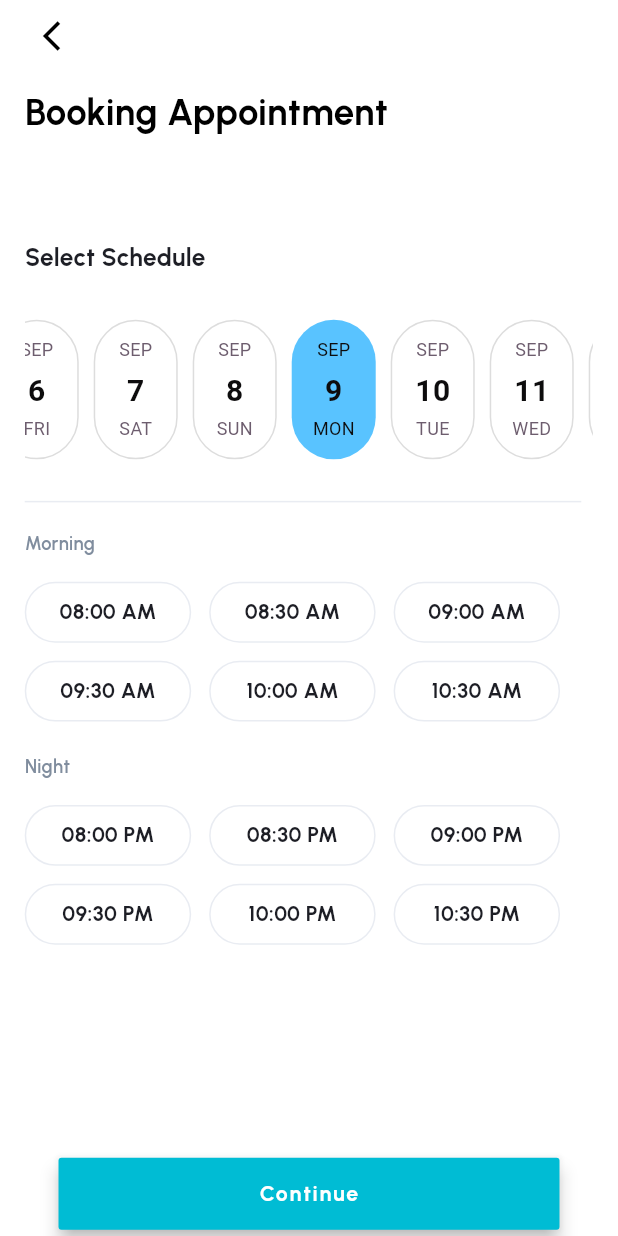
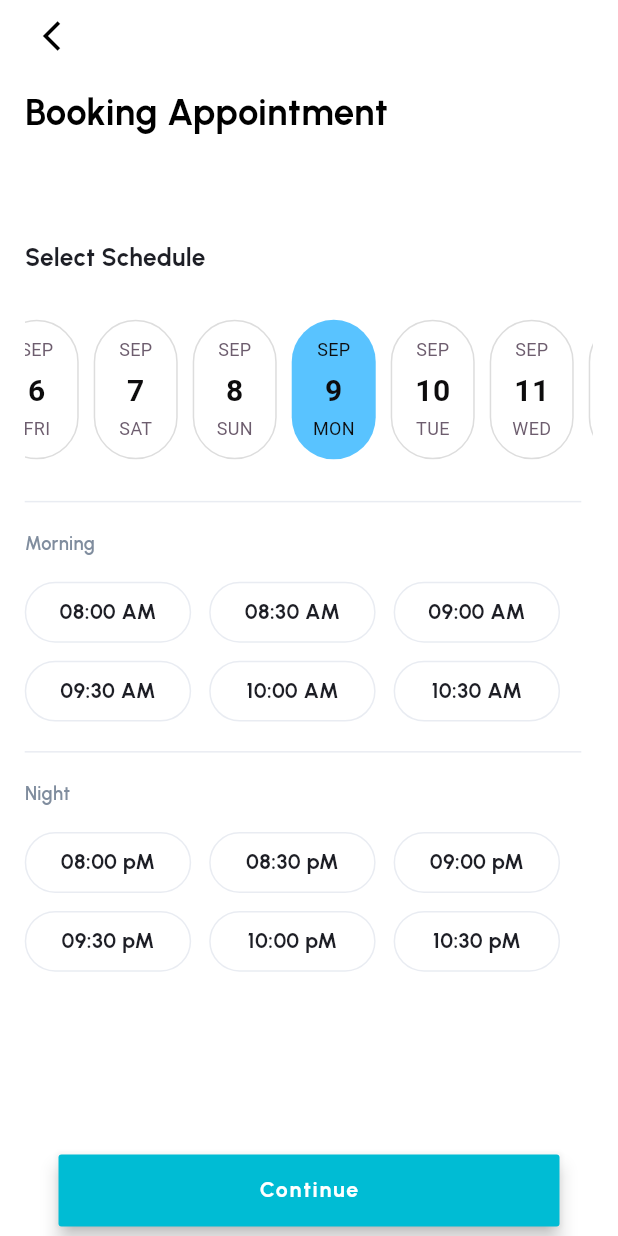
Before and after one commit to arbabhussain7/EhealthCare., a Flutter app: the BookingStepTwo screen opened directly, on a phone screen of 412 x 824 dp. Run offline on Flutter 3.47's test engine with Material 3 defaults, Android fonts, the phone set to English and light mode, and no system bars; drawn by our look-alikes of easy_date_timeline; our stand-ins replace flutter_rating_bar, flutter_screenutil, get, google_fonts, pinput; missing offline and left inert: svg_icon.

Commit message:
make Appointment UI

```diff
--- a/lib/main.dart
+++ b/lib/main.dart
@@ -11,17 +11,14 @@ class MyApp extends StatelessWidget {
 
   @override
   Widget build(BuildContext context) {
-    //Set the fit size (Find your UI design, look at the dimensions of the device screen and fill it in,unit in dp)
     return ScreenUtilInit(
       designSize: const Size(375, 812),
       minTextAdapt: true,
       splitScreenMode: true,
-      // Use builder only if you need to use library outside ScreenUtilInit context
       builder: (_, child) {
         return GetMaterialApp(
             debugShowCheckedModeBanner: false,
             title: 'First Method',
-            // You can use the library anywhere in the app even in theme
             theme: ThemeData(
               scaffoldBackgroundColor: whiteColor,
               primarySwatch: Colors.blue,
--- a/lib/views/Book1/Book2.dart
+++ b/lib/views/Book1/Book2.dart
@@ -15,44 +15,74 @@ class BookingStepTwo extends StatefulWidget {
 }
 
 class _BookingStepTwoState extends State<BookingStepTwo> {
+  DateTime? selectedDay; // Nullable DateTime for selected date
+  String? selectedTime; // Nullable string to store the selected time
+
+  // List of available times
+  final List<String> morningTimes = [
+    "08:00 AM",
+    "08:30 AM",
+    "09:00 AM",
+    "09:30 AM",
+    "10:00 AM",
+    "10:30 AM"
+  ];
+  final List<String> nightTimes = [
+    "08:00 pM",
+    "08:30 pM",
+    "09:00 pM",
+    "09:30 pM",
+    "10:00 pM",
+    "10:30 pM"
+  ];
+
   @override
   Widget build(BuildContext context) {
     return Scaffold(
       body: SafeArea(
+        child: SingleChildScrollView(
           child: Padding(
             padding: EdgeInsets.symmetric(horizontal: 15.w),
             child: Column(
               crossAxisAlignment: CrossAxisAlignment.start,
               children: [
                 IconButton(
-                  onPressed: () {},
+                  onPressed: () {
+                    // Add navigation logic here if necessary
+                  },
                   icon: const Icon(
                     Icons.arrow_back_ios,
                     color: blackColor,
-                  )),
-              SizedBox(
-                height: 12.h,
                   ),
+                ),
+                SizedBox(height: 12.h),
                 Text(
                   "Booking Appointment",
                   style: GoogleFonts.urbanist(
                     fontSize: 24.sp,
                     fontWeight: FontWeight.w700,
-                    color: blackColor),
+                    color: blackColor,
                   ),
-              SizedBox(
-                height: 72.h,
                 ),
+                SizedBox(height: 72.h),
                 Text(
                   "Select Schedule",
                   style: GoogleFonts.urbanist(
                     fontSize: 16.sp,
                     fontWeight: FontWeight.w700,
-                    color: textColor),
+                    color: textColor,
                   ),
+                ),
+                // Corrected Timeline Widget with the right callback signature
                 EasyDateTimeLine(
                   initialDate: DateTime.now(),
                   activeColor: cyanColor,
+                  onDateChange: (date) {
+                    // This callback only accepts a DateTime parameter
+                    setState(() {
+                      selectedDay = date; // Update selected date
+                    });
+                  },
                   headerProps: const EasyHeaderProps(
                     showHeader: true,
                     centerHeader: false,
@@ -74,264 +104,117 @@ class _BookingStepTwoState extends State<BookingStepTwo> {
                     separatorPadding: 10.0, // padding between days
                   ),
                 ),
-              SizedBox(
-                height: 12.h,
-              ),
-              const Divider(
-                endIndent: 8,
-                color: silverColor,
-              ),
-              SizedBox(
-                height: 12.h,
-              ),
+                SizedBox(height: 12.h),
+                const Divider(endIndent: 8, color: silverColor),
+                SizedBox(height: 12.h),
                 Text(
                   "Morning",
                   style: GoogleFonts.urbanist(
                     fontSize: 12.sp,
                     color: greyColor,
-                    fontWeight: FontWeight.w600),
+                    fontWeight: FontWeight.w600,
                   ),
-              SizedBox(
-                height: 18.h,
                 ),
+                SizedBox(height: 18.h),
                 Wrap(
                   runSpacing: 12,
                   spacing: 12,
-                children: [
-                  Container(
+                  children: morningTimes.map((time) {
+                    return GestureDetector(
+                      onTap: () {
+                        setState(() {
+                          selectedTime = time; // Update selected time
+                        });
+                      },
+                      child: Container(
                         width: 101.w,
                         height: 40.h,
                         decoration: BoxDecoration(
                           border: Border.all(color: silverColor),
-                        borderRadius: BorderRadiusDirectional.circular(22.r)),
+                          borderRadius: BorderRadiusDirectional.circular(22.r),
+                          color: selectedTime == time
+                              ? cyanColor
+                              : Colors.transparent,
+                        ),
                         child: Align(
                           alignment: Alignment.center,
                           child: Text(
-                        "08:00 AM",
+                            time,
                             style: GoogleFonts.urbanist(
                               fontSize: 14.sp,
                               fontWeight: FontWeight.w700,
-                            color: textColor),
+                              color: selectedTime == time
+                                  ? Colors.white
+                                  : textColor,
                             ),
                           ),
                         ),
-                  Container(
-                    width: 101.w,
-                    height: 40.h,
-                    decoration: BoxDecoration(
-                        border: Border.all(color: silverColor),
-                        borderRadius: BorderRadiusDirectional.circular(22.r)),
-                    child: Align(
-                      alignment: Alignment.center,
-                      child: Text(
-                        "08:30 AM",
-                        style: GoogleFonts.urbanist(
-                            fontSize: 14.sp,
-                            fontWeight: FontWeight.w700,
-                            color: textColor),
                       ),
+                    );
+                  }).toList(),
                 ),
-                  ),
-                  Container(
-                    width: 101.w,
-                    height: 40.h,
-                    decoration: BoxDecoration(
-                        border: Border.all(color: silverColor),
-                        borderRadius: BorderRadiusDirectional.circular(22.r)),
-                    child: Align(
-                      alignment: Alignment.center,
-                      child: Text(
-                        "09:00 AM",
-                        style: GoogleFonts.urbanist(
-                            fontSize: 14.sp,
-                            fontWeight: FontWeight.w700,
-                            color: textColor),
-                      ),
-                    ),
-                  ),
-                  Container(
-                    width: 101.w,
-                    height: 40.h,
-                    decoration: BoxDecoration(
-                        border: Border.all(color: silverColor),
-                        borderRadius: BorderRadiusDirectional.circular(22.r)),
-                    child: Align(
-                      alignment: Alignment.center,
-                      child: Text(
-                        "09:30 AM",
-                        style: GoogleFonts.urbanist(
-                            fontSize: 14.sp,
-                            fontWeight: FontWeight.w700,
-                            color: textColor),
-                      ),
-                    ),
-                  ),
-                  Container(
-                    width: 101.w,
-                    height: 40.h,
-                    decoration: BoxDecoration(
-                        border: Border.all(color: silverColor),
-                        borderRadius: BorderRadiusDirectional.circular(22.r)),
-                    child: Align(
-                      alignment: Alignment.center,
-                      child: Text(
-                        "10:00 AM",
-                        style: GoogleFonts.urbanist(
-                            fontSize: 14.sp,
-                            fontWeight: FontWeight.w700,
-                            color: textColor),
-                      ),
-                    ),
-                  ),
-                  Container(
-                    width: 101.w,
-                    height: 40.h,
-                    decoration: BoxDecoration(
-                        border: Border.all(color: silverColor),
-                        borderRadius: BorderRadiusDirectional.circular(22.r)),
-                    child: Align(
-                      alignment: Alignment.center,
-                      child: Text(
-                        "10:30 AM",
-                        style: GoogleFonts.urbanist(
-                            fontSize: 14.sp,
-                            fontWeight: FontWeight.w700,
-                            color: textColor),
-                      ),
-                    ),
-                  )
-                ],
-              ),
-              SizedBox(
-                height: 22.h,
-              ),
+                SizedBox(height: 12.h),
+                const Divider(endIndent: 8, color: silverColor),
+                SizedBox(height: 12.h),
                 Text(
                   "Night",
                   style: GoogleFonts.urbanist(
                     fontSize: 12.sp,
                     color: greyColor,
-                    fontWeight: FontWeight.w600),
+                    fontWeight: FontWeight.w600,
                   ),
-              SizedBox(
-                height: 18.h,
                 ),
+                SizedBox(height: 18.h),
                 Wrap(
                   runSpacing: 12,
                   spacing: 12,
-                children: [
-                  Container(
+                  children: nightTimes.map((time) {
+                    return GestureDetector(
+                      onTap: () {
+                        setState(() {
+                          selectedTime = time; // Update selected time
+                        });
+                      },
+                      child: Container(
                         width: 101.w,
                         height: 40.h,
                         decoration: BoxDecoration(
                           border: Border.all(color: silverColor),
-                        borderRadius: BorderRadiusDirectional.circular(22.r)),
+                          borderRadius: BorderRadiusDirectional.circular(22.r),
+                          color: selectedTime == time
+                              ? cyanColor
+                              : Colors.transparent,
+                        ),
                         child: Align(
                           alignment: Alignment.center,
                           child: Text(
-                        "08:00 PM",
+                            time,
                             style: GoogleFonts.urbanist(
                               fontSize: 14.sp,
                               fontWeight: FontWeight.w700,
-                            color: textColor),
+                              color: selectedTime == time
+                                  ? Colors.white
+                                  : textColor,
                             ),
                           ),
                         ),
-                  Container(
-                    width: 101.w,
-                    height: 40.h,
-                    decoration: BoxDecoration(
-                        border: Border.all(color: silverColor),
-                        borderRadius: BorderRadiusDirectional.circular(22.r)),
-                    child: Align(
-                      alignment: Alignment.center,
-                      child: Text(
-                        "08:30 PM",
-                        style: GoogleFonts.urbanist(
-                            fontSize: 14.sp,
-                            fontWeight: FontWeight.w700,
-                            color: textColor),
                       ),
+                    );
+                  }).toList(),
                 ),
+                SizedBox(height: 120.h),
+                // Continue button logic
+                CustomButton(
+                  text: "Continue",
+                  onPressed: (selectedDay != null && selectedTime != null)
+                      ? () {
+                          // Navigate to the next step if both day and time are selected
+                          Get.to(() => const BookingStepThree());
+                        }
+                      : () {}, // Provide a no-op function if both are not selected
                 ),
-                  Container(
-                    width: 101.w,
-                    height: 40.h,
-                    decoration: BoxDecoration(
-                        border: Border.all(color: silverColor),
-                        borderRadius: BorderRadiusDirectional.circular(22.r)),
-                    child: Align(
-                      alignment: Alignment.center,
-                      child: Text(
-                        "09:00 PM",
-                        style: GoogleFonts.urbanist(
-                            fontSize: 14.sp,
-                            fontWeight: FontWeight.w700,
-                            color: textColor),
-                      ),
-                    ),
-                  ),
-                  Container(
-                    width: 101.w,
-                    height: 40.h,
-                    decoration: BoxDecoration(
-                        border: Border.all(color: silverColor),
-                        borderRadius: BorderRadiusDirectional.circular(22.r)),
-                    child: Align(
-                      alignment: Alignment.center,
-                      child: Text(
-                        "09:30 PM",
-                        style: GoogleFonts.urbanist(
-                            fontSize: 14.sp,
-                            fontWeight: FontWeight.w700,
-                            color: textColor),
-                      ),
-                    ),
-                  ),
-                  Container(
-                    width: 101.w,
-                    height: 40.h,
-                    decoration: BoxDecoration(
-                        border: Border.all(color: silverColor),
-                        borderRadius: BorderRadiusDirectional.circular(22.r)),
-                    child: Align(
-                      alignment: Alignment.center,
-                      child: Text(
-                        "10:00 PM",
-                        style: GoogleFonts.urbanist(
-                            fontSize: 14.sp,
-                            fontWeight: FontWeight.w700,
-                            color: textColor),
-                      ),
-                    ),
-                  ),
-                  Container(
-                    width: 101.w,
-                    height: 40.h,
-                    decoration: BoxDecoration(
-                        border: Border.all(color: silverColor),
-                        borderRadius: BorderRadiusDirectional.circular(22.r)),
-                    child: Align(
-                      alignment: Alignment.center,
-                      child: Text(
-                        "10:30 PM",
-                        style: GoogleFonts.urbanist(
-                            fontSize: 14.sp,
-                            fontWeight: FontWeight.w700,
-                            color: textColor),
-                      ),
-                    ),
-                  )
               ],
             ),
-              SizedBox(
-                height: 140.h,
-              ),
-              CustomButton(
-                  text: "Continue",
-                  onPressed: () {
-                    Get.to(() => const BookingStepThree());
-                  })
-            ],
           ),
         ),
       ),
--- a/lib/views/Book1/Book3.dart
+++ b/lib/views/Book1/Book3.dart
@@ -1,7 +1,6 @@
 import 'package:flutter/material.dart';
 import 'package:flutter_screenutil/flutter_screenutil.dart';
 import 'package:get/get.dart';
-import 'package:get/get_core/src/get_main.dart';
 import 'package:google_fonts/google_fonts.dart';
 import 'package:healthcare/constant/colors_const.dart';
 import 'package:healthcare/views/Book1/Book4.dart';
@@ -15,6 +14,7 @@ class BookingStepThree extends StatefulWidget {
 }
 
 class _BookingStepThreeState extends State<BookingStepThree> {
+  // List of diseases
   final List<String> listOfDiease = [
     'Appendicitis',
     'Backache',
@@ -24,8 +24,11 @@ class _BookingStepThreeState extends State<BookingStepThree> {
     'Cough',
     'Diarrhea',
     'Dizzy',
-    ''
   ];
+
+  // Variable to track the selected disease
+  int? selectedIndex;
+
   @override
   Widget build(BuildContext context) {
     return Scaffold(
@@ -36,81 +39,90 @@ class _BookingStepThreeState extends State<BookingStepThree> {
             child: Column(
               crossAxisAlignment: CrossAxisAlignment.start,
               children: [
-                SizedBox(
-                  height: 22.h,
-                ),
+                SizedBox(height: 22.h),
                 IconButton(
                   onPressed: () {
                     Get.back();
                   },
-                    icon: const Icon(
-                      Icons.arrow_back_ios,
-                      size: 32,
-                    )),
-                SizedBox(
-                  height: 12.h,
+                  icon: const Icon(Icons.arrow_back_ios, size: 32),
                 ),
+                SizedBox(height: 12.h),
                 Text(
                   "Booking Appointment",
                   style: GoogleFonts.urbanist(
                     color: textColor,
                     fontSize: 24.sp,
-                      fontWeight: FontWeight.w700),
+                    fontWeight: FontWeight.w700,
                   ),
-                const SizedBox(
-                  height: 57,
                 ),
+                const SizedBox(height: 57),
                 Text(
                   "Select Reason ",
                   style: GoogleFonts.urbanist(
                     color: textColor,
                     fontSize: 16,
-                      fontWeight: FontWeight.w700),
+                    fontWeight: FontWeight.w700,
                   ),
-                SizedBox(
-                  height: 12.h,
                 ),
+                SizedBox(height: 12.h),
                 Padding(
                   padding: EdgeInsets.symmetric(horizontal: 5.w),
                   child: TextFormField(
                     style: GoogleFonts.urbanist(
                       fontSize: 14.sp,
                       fontWeight: FontWeight.w500,
-                        color: textColor),
+                      color: textColor,
+                    ),
                     decoration: InputDecoration(
-                        hintText: "Search doctor",
+                      hintText: "Search reason",
                       focusColor: cyanColor,
                       hintStyle: GoogleFonts.urbanist(
                         fontSize: 14.sp,
                         color: greyColor,
-                            fontWeight: FontWeight.w400),
-                        prefixIcon: const Icon(Icons.search)),
+                        fontWeight: FontWeight.w400,
+                      ),
+                      prefixIcon: const Icon(Icons.search),
                     ),
                   ),
-                SizedBox(
-                  height: 22.h,
                 ),
+                SizedBox(height: 22.h),
                 SizedBox(
                   height: 544.h,
                   child: ListView.separated(
-                    physics: const NeverScrollableScrollPhysics(),
                     itemCount: listOfDiease.length,
                     itemBuilder: (BuildContext context, int index) {
-                      return Padding(
+                      return GestureDetector(
+                        onTap: () {
+                          setState(() {
+                            selectedIndex = index; // Update the selected index
+                          });
+                        },
+                        child: Padding(
                           padding: const EdgeInsets.all(12.0),
-                        child: Text(
+                          child: Row(
+                            mainAxisAlignment: MainAxisAlignment.spaceBetween,
+                            children: [
+                              Text(
                                 listOfDiease[index],
                                 style: GoogleFonts.urbanist(
                                   fontSize: 16.sp,
-                              fontWeight: FontWeight.w600,
-                              color: textColor),
+                                  fontWeight: selectedIndex == index
+                                      ? FontWeight.w700
+                                      : FontWeight.w600,
+                                  color: textColor,
+                                ),
+                              ),
+                              // Show check mark if the current item is selected
+                              selectedIndex == index
+                                  ? Image.asset("assets/images/true-img.png")
+                                  : const SizedBox(), // Empty widget if not selected
+                            ],
+                          ),
                         ),
                       );
                     },
                     separatorBuilder: (context, index) {
-                      return const Divider(
-                        color: silverColor,
-                      );
+                      return const Divider(color: silverColor);
                     },
                   ),
                 ),
@@ -125,7 +137,8 @@ class _BookingStepThreeState extends State<BookingStepThree> {
           text: "Continue",
           onPressed: () {
             Get.to(() => const BookingStepFour());
-            }),
+          },
+        ),
       ),
     );
   }
```
Also changed, not shown: assets/icons/forwards-icon.svg (added), assets/icons/true-icon.svg (added), assets/images/true-img.png (added). Lines whose indentation alone changed are shown as unchanged.
